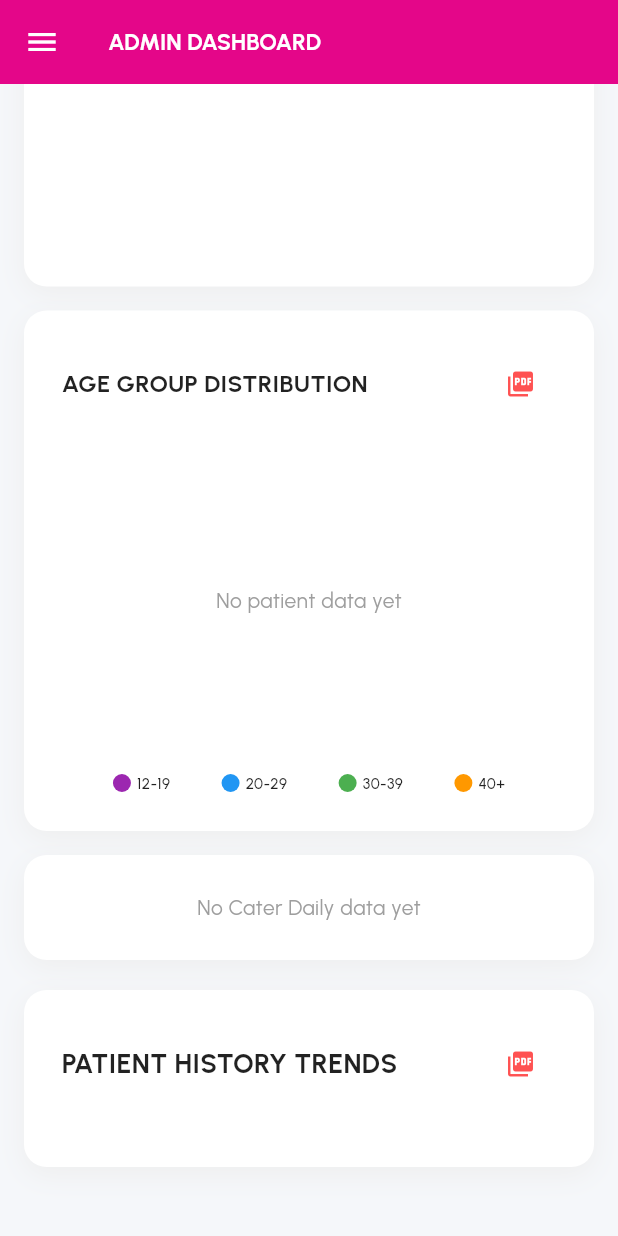
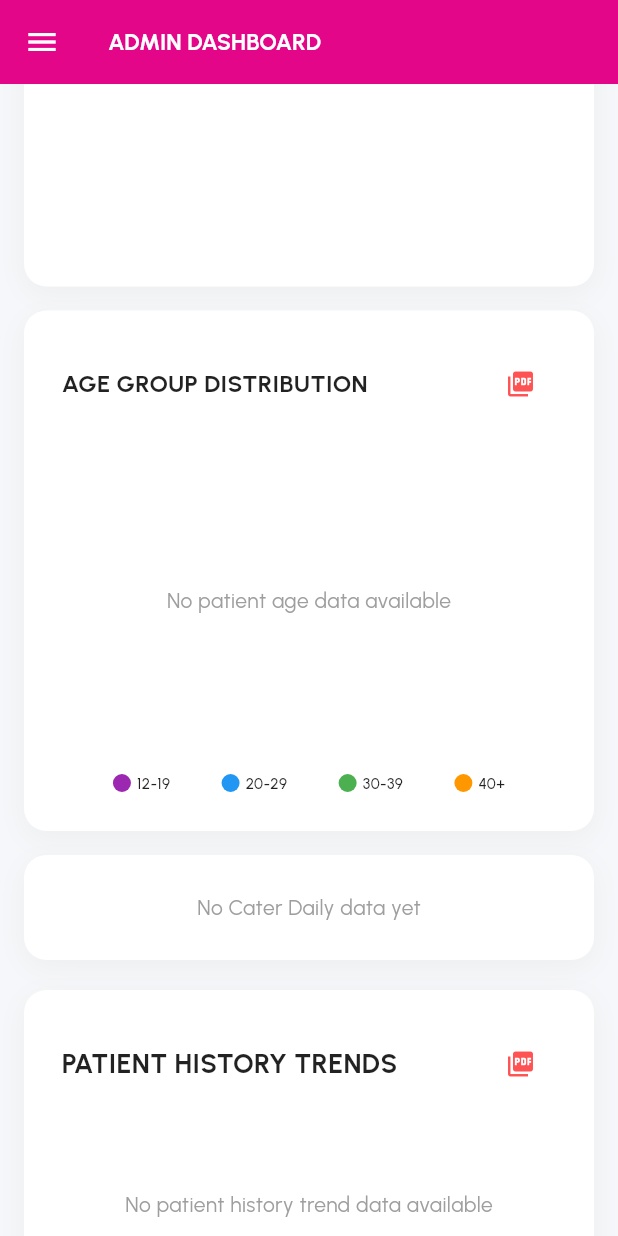
Before and after one commit to lansoyyy/Maternity-Clinic, a Flutter app: the AdminDashboardScreen screen opened directly with empty values, scrolled down 1150 dp, on a phone screen of 412 x 824 dp. Run offline on Flutter 3.47's test engine with Material 3 defaults, Android fonts, the phone set to English and light mode, and no system bars; our stand-ins replace cloud_firestore, firebase_auth, firebase_core, fl_chart, printing; missing offline and left inert: dart:html, dart:ui_web; accounts and stored records are empty.

Commit message:
fixes for march 29 issues

```diff
--- a/lib/screens/admin/admin_dashboard_screen.dart
+++ b/lib/screens/admin/admin_dashboard_screen.dart
@@ -769,7 +769,8 @@ class _AdminDashboardScreenState extends State<AdminDashboardScreen> {
                           const SizedBox(height: 20),
                         ] else ...[
                           // Desktop: Row of charts
-                          Row(
+                          IntrinsicHeight(
+                            child: Row(
                               crossAxisAlignment: CrossAxisAlignment.stretch,
                               children: [
                                 Expanded(
@@ -784,6 +785,7 @@ class _AdminDashboardScreenState extends State<AdminDashboardScreen> {
                                   child: _buildDailyPatientChart(),
                                 ),
                               ],
+                            ),
                           ),
                           const SizedBox(height: 30),
                         ],
@@ -3484,7 +3486,7 @@ class _AdminDashboardScreenState extends State<AdminDashboardScreen> {
           const SizedBox(height: 20),
           SizedBox(
             height: 200,
-            child: totalPatients > 0
+            child: (_ageGroupCounts.values.any((v) => v > 0))
                 ? PieChart(
                     PieChartData(
                       sectionsSpace: 2,
@@ -3546,7 +3548,7 @@ class _AdminDashboardScreenState extends State<AdminDashboardScreen> {
                     ),
                   )
                 : const Center(
-                    child: Text('No patient data yet',
+                    child: Text('No patient age data available',
                         style: TextStyle(fontSize: 14, color: Colors.grey))),
           ),
           const SizedBox(height: 15),
@@ -3825,6 +3827,16 @@ class _AdminDashboardScreenState extends State<AdminDashboardScreen> {
                 ),
               ),
             ),
+          ] else ...[
+            const Center(
+              child: Padding(
+                padding: EdgeInsets.symmetric(vertical: 40),
+                child: Text(
+                  'No patient history trend data available',
+                  style: TextStyle(fontSize: 14, color: Colors.grey),
+                ),
+              ),
+            ),
           ],
         ],
       ),
```
Also changed, not shown: lib/screens/postnatal_history_checkup_screen.dart (+18 -18 lines), lib/screens/prenatal_history_checkup_screen.dart (+24 -24 lines). Lines whose indentation alone changed are shown as unchanged.
